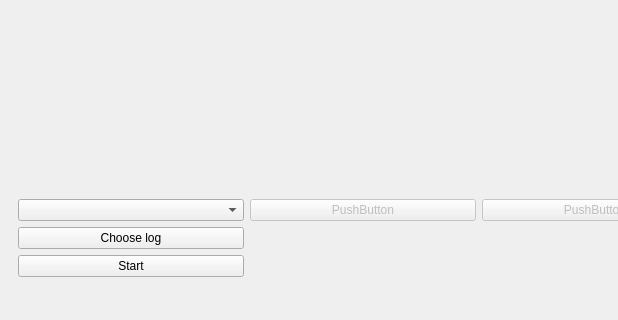
The window that ui/log_input_form.ui (CheckListHW/InputLogs) describes before a commit, drawn with Qt 5; both pictures show x 0 to 618 and y 362 to 682 of the 958 by 682 pixel window.
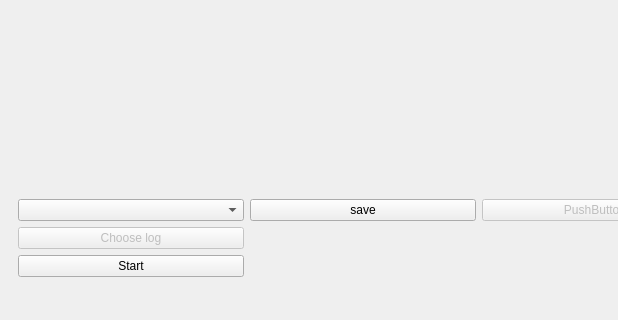
The same window after the commit.

Patch:
```diff
--- a/ui/log_input_form.ui
+++ b/ui/log_input_form.ui
@@ -78,10 +78,10 @@
        <item row="0" column="1">
         <widget class="QPushButton" name="pushButton_3">
          <property name="enabled">
-          <bool>false</bool>
+          <bool>true</bool>
          </property>
          <property name="text">
-          <string>PushButton</string>
+          <string>save</string>
          </property>
         </widget>
        </item>
@@ -117,6 +117,9 @@
        </item>
        <item row="2" column="0">
         <widget class="QPushButton" name="chooseLogButton">
+         <property name="enabled">
+          <bool>false</bool>
+         </property>
          <property name="text">
           <string>Choose log</string>
          </property>
```
Left out of the diff: 2 changed lines with no effect on the pictures.
